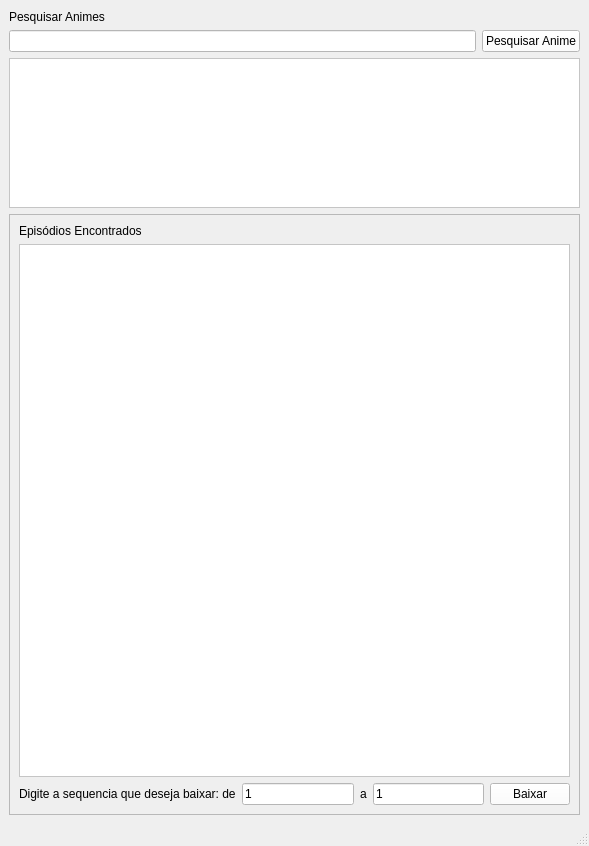
First picture: the form in layout_animes.ui, repository chriscoliveira/animes_download_py, before the edit.
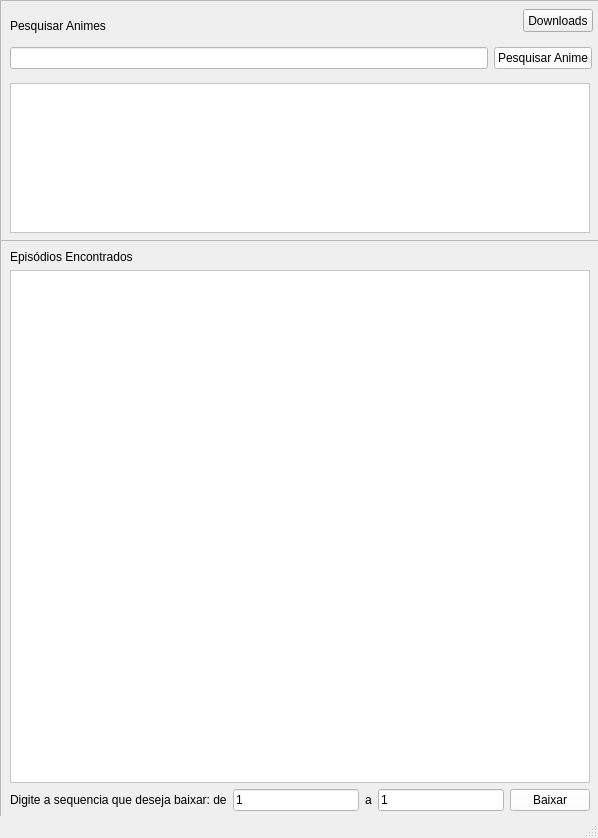
Second picture: the form after the edit.

What changed in the file:
```diff
--- a/layout_animes.ui
+++ b/layout_animes.ui
@@ -6,52 +6,60 @@
    <rect>
     <x>0</x>
     <y>0</y>
-    <width>589</width>
-    <height>846</height>
+    <width>598</width>
+    <height>838</height>
    </rect>
   </property>
+  <property name="minimumSize">
+   <size>
+    <width>598</width>
+    <height>838</height>
+   </size>
+  </property>
+  <property name="maximumSize">
+   <size>
+    <width>598</width>
+    <height>838</height>
+   </size>
+  </property>
   <property name="windowTitle">
    <string>Animesonline.club Downloader</string>
   </property>
   <widget class="QWidget" name="centralwidget">
-   <layout class="QGridLayout" name="gridLayout_2">
-    <item row="0" column="0">
-     <layout class="QGridLayout" name="gridLayout">
-      <item row="1" column="0">
-       <widget class="QLineEdit" name="ed_nome">
-        <property name="styleSheet">
-         <string notr="true">background-color: rgb(255, 255, 255);</string>
+   <widget class="QLabel" name="label_fundo">
+    <property name="geometry">
+     <rect>
+      <x>0</x>
+      <y>0</y>
+      <width>621</width>
+      <height>821</height>
+     </rect>
         </property>
         <property name="text">
          <string/>
         </property>
        </widget>
-      </item>
-      <item row="1" column="1">
-       <widget class="QPushButton" name="bt_pesquisar">
-        <property name="styleSheet">
-         <string notr="true">background-color: rgb(255, 255, 255);</string>
-        </property>
-        <property name="text">
-         <string>Pesquisar Anime</string>
-        </property>
-       </widget>
-      </item>
-      <item row="2" column="0" colspan="2">
-       <widget class="QListWidget" name="lista_animes">
-        <property name="maximumSize">
-         <size>
-          <width>16777215</width>
-          <height>150</height>
-         </size>
-        </property>
-        <property name="styleSheet">
-         <string notr="true">background-color: rgb(255, 255, 255);</string>
-        </property>
-       </widget>
-      </item>
-      <item row="3" column="0" colspan="2">
        <widget class="QFrame" name="frame">
+    <property name="geometry">
+     <rect>
+      <x>0</x>
+      <y>240</y>
+      <width>600</width>
+      <height>581</height>
+     </rect>
+    </property>
+    <property name="minimumSize">
+     <size>
+      <width>600</width>
+      <height>581</height>
+     </size>
+    </property>
+    <property name="maximumSize">
+     <size>
+      <width>600</width>
+      <height>581</height>
+     </size>
+    </property>
         <property name="frameShape">
          <enum>QFrame::StyledPanel</enum>
         </property>
@@ -112,12 +120,87 @@
          </item>
          <item row="1" column="0" colspan="5">
           <widget class="QPlainTextEdit" name="lista_epsodios">
+       <property name="minimumSize">
+        <size>
+         <width>570</width>
+         <height>0</height>
+        </size>
+       </property>
+       <property name="maximumSize">
+        <size>
+         <width>590</width>
+         <height>16777215</height>
+        </size>
+       </property>
            <property name="styleSheet">
             <string notr="true">background-color: rgb(255, 255, 255);</string>
            </property>
           </widget>
          </item>
         </layout>
+   </widget>
+   <widget class="QFrame" name="frame_2">
+    <property name="geometry">
+     <rect>
+      <x>0</x>
+      <y>0</y>
+      <width>601</width>
+      <height>241</height>
+     </rect>
+    </property>
+    <property name="frameShape">
+     <enum>QFrame::StyledPanel</enum>
+    </property>
+    <property name="frameShadow">
+     <enum>QFrame::Raised</enum>
+    </property>
+    <widget class="QWidget" name="layoutWidget">
+     <property name="geometry">
+      <rect>
+       <x>10</x>
+       <y>10</y>
+       <width>582</width>
+       <height>231</height>
+      </rect>
+     </property>
+     <layout class="QGridLayout" name="gridLayout">
+      <item row="1" column="0">
+       <widget class="QLineEdit" name="ed_nome">
+        <property name="styleSheet">
+         <string notr="true">background-color: rgb(255, 255, 255);</string>
+        </property>
+        <property name="text">
+         <string/>
+        </property>
+       </widget>
+      </item>
+      <item row="1" column="1">
+       <widget class="QPushButton" name="bt_pesquisar">
+        <property name="styleSheet">
+         <string notr="true">background-color: rgb(255, 255, 255);</string>
+        </property>
+        <property name="text">
+         <string>Pesquisar Anime</string>
+        </property>
+       </widget>
+      </item>
+      <item row="2" column="0" colspan="2">
+       <widget class="QListWidget" name="lista_animes">
+        <property name="minimumSize">
+         <size>
+          <width>580</width>
+          <height>150</height>
+         </size>
+        </property>
+        <property name="maximumSize">
+         <size>
+          <width>580</width>
+          <height>150</height>
+         </size>
+        </property>
+        <property name="styleSheet">
+         <string notr="true">background-color: rgb(255, 255, 255);</string>
+        </property>
        </widget>
       </item>
       <item row="0" column="0" colspan="2">
@@ -140,8 +223,21 @@
        </widget>
       </item>
      </layout>
-    </item>
-   </layout>
+    </widget>
+    <widget class="QPushButton" name="bt_abre_pasta">
+     <property name="geometry">
+      <rect>
+       <x>523</x>
+       <y>9</y>
+       <width>70</width>
+       <height>23</height>
+      </rect>
+     </property>
+     <property name="text">
+      <string>Downloads</string>
+     </property>
+    </widget>
+   </widget>
   </widget>
   <widget class="QStatusBar" name="statusbar"/>
  </widget>
```
Lines whose indentation alone changed are shown as unchanged.
